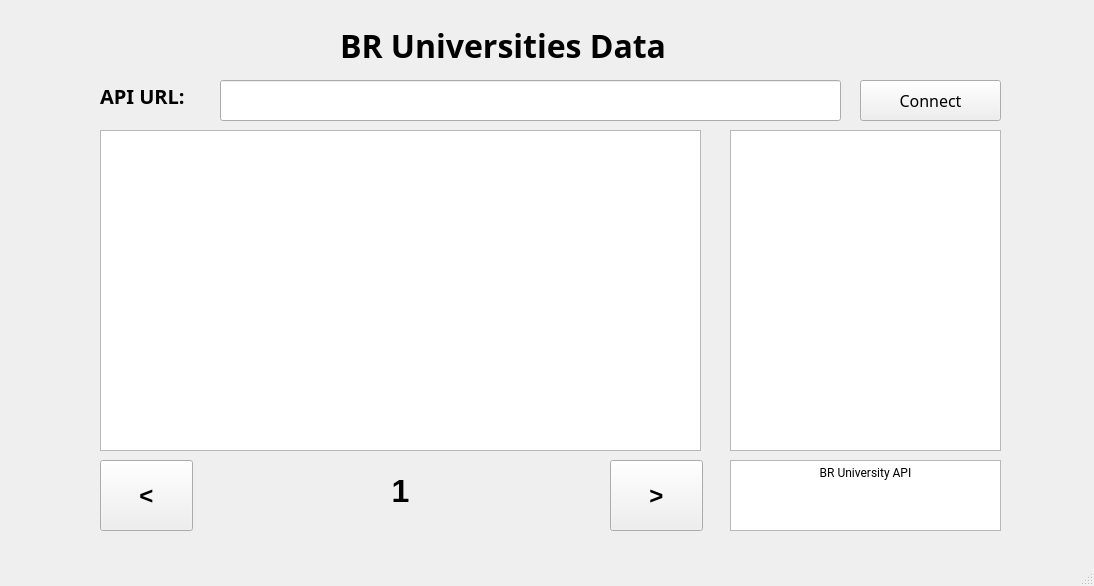
The window that Client/client.ui (xbandrade/university-br-data-api) describes before a commit, drawn with Qt 5.
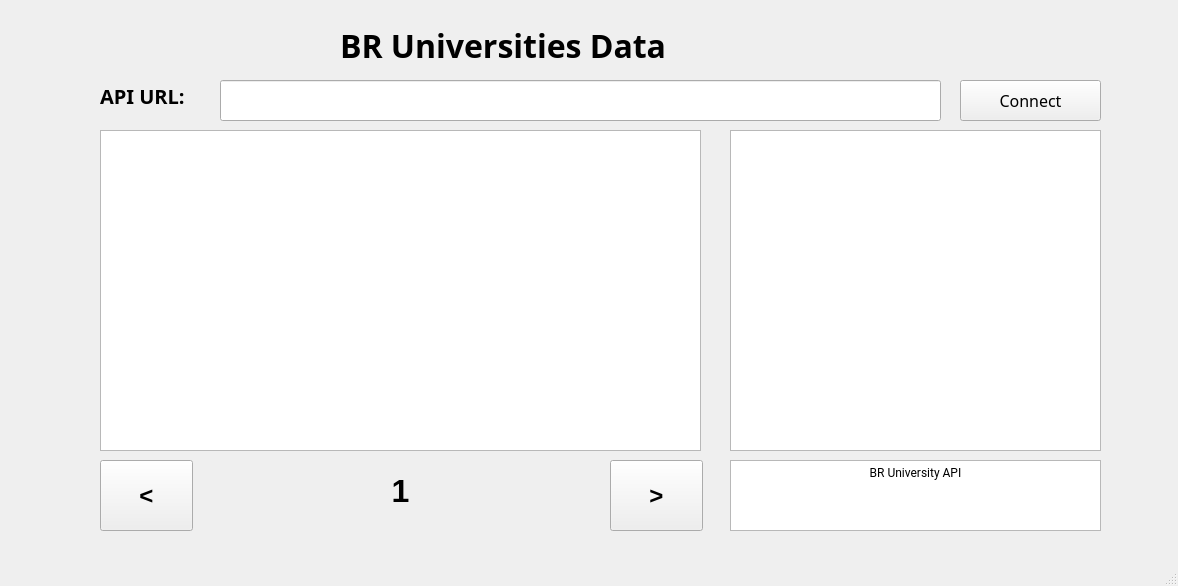
The same window after the commit.

The edit to the form file:
```diff
--- a/Client/client.ui
+++ b/Client/client.ui
@@ -6,7 +6,7 @@
    <rect>
     <x>0</x>
     <y>0</y>
-    <width>1094</width>
+    <width>1178</width>
     <height>586</height>
    </rect>
   </property>
@@ -50,7 +50,7 @@
    <widget class="QPushButton" name="pushButton">
     <property name="geometry">
      <rect>
-      <x>860</x>
+      <x>960</x>
       <y>80</y>
       <width>141</width>
       <height>41</height>
@@ -73,7 +73,7 @@
      <rect>
       <x>220</x>
       <y>80</y>
-      <width>621</width>
+      <width>721</width>
       <height>41</height>
      </rect>
     </property>
@@ -102,7 +102,7 @@
      <rect>
       <x>730</x>
       <y>130</y>
-      <width>271</width>
+      <width>371</width>
       <height>321</height>
      </rect>
     </property>
@@ -133,7 +133,7 @@
      <rect>
       <x>730</x>
       <y>460</y>
-      <width>271</width>
+      <width>371</width>
       <height>71</height>
      </rect>
     </property>
```
